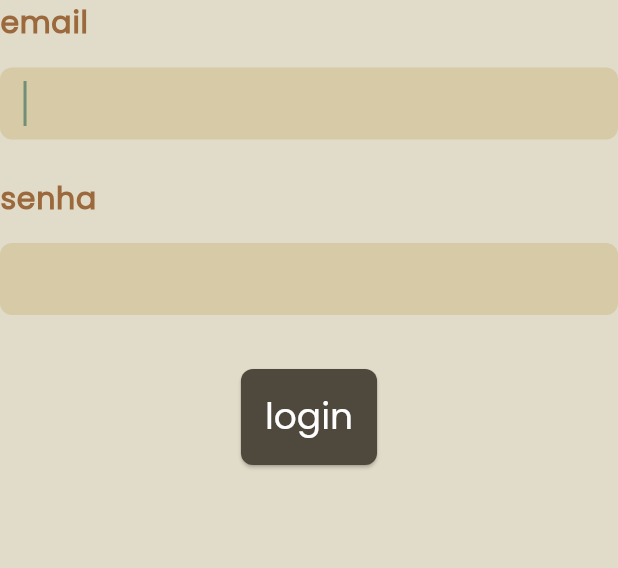
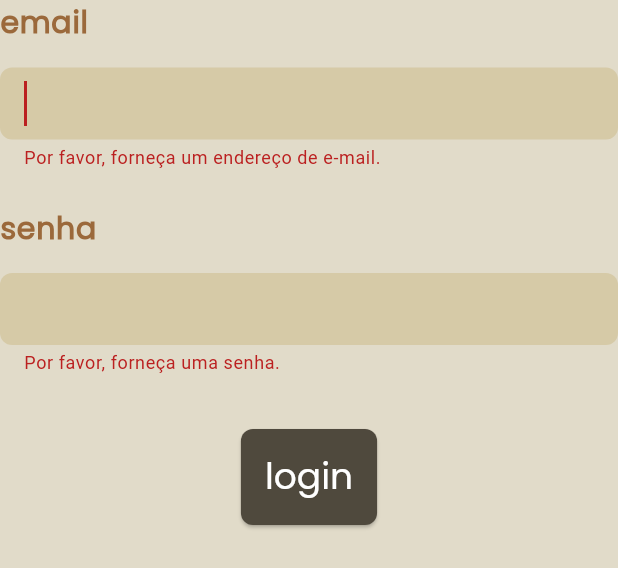
Before and after one commit to bernardolansing/swe_reler, a Flutter app: the _LoginForm widget shown alone on an empty page, opened directly, after a tap on "login", on a phone screen of 412 x 824 dp. Shown: the top 568 px of the screen. Run offline on Flutter 3.47's test engine with Material 3 defaults, Android fonts, the phone set to English and light mode, and no system bars; our stand-ins replace firebase_auth, firebase_core, font_awesome_flutter; accounts and stored records are empty; statements that could not run were skipped.

Commit message:
implemented login bounded with layout

```diff
--- a/lib/src/screens/login_screen.dart
+++ b/lib/src/screens/login_screen.dart
@@ -1,4 +1,5 @@
 import 'package:flutter/material.dart';
+import 'package:swe_reler/src/user.dart';
 import 'package:swe_reler/src/widgets/input.dart';
 import 'package:swe_reler/src/widgets/or_divider.dart';
 import 'package:swe_reler/src/widgets/text_with_link_portion.dart';
@@ -74,21 +75,115 @@ class _LoginFormState extends State<_LoginForm> {
   final _emailController = TextEditingController();
   final _passwordController = TextEditingController();
 
+  bool _emptyEmailError = false;
+  bool _invalidEmailError = false;
+  bool _emptyPasswordError = false;
+
+  Future<void> _submit() async {
+    final email = _emailController.text;
+    final password = _passwordController.text;
+
+    if (email.isEmpty) {
+      setState(() => _emptyEmailError = true);
+    }
+    if (password.isEmpty) {
+      setState(() => _emptyPasswordError = true);
+    }
+    if (_emptyEmailError || _emptyPasswordError) { return; }
+
+    try {
+      await User
+          .loginWithEmail(_emailController.text, _passwordController.text);
+
+      // After the login is succeeded, we want to remove the previous screens
+      // from the navigation history and put the user dash screen.
+      if (! context.mounted) { return; }
+      Navigator.of(context).pushNamedAndRemoveUntil('/dash', (route) => false);
+    }
+
+    on InvalidEmail { setState(() => _invalidEmailError = true); }
+    on WrongCredentials { _showWrongCredentailsDialog(); }
+    on DeletedAccount { _showDeletedUserDialog(); }
+  }
+
   @override
   Widget build(BuildContext context) => Column(
     children: [
-      Input(title: 'email', controller: _emailController, autoFocus: true),
-
+      Input(
+        title: 'email',
+        controller: _emailController,
+        autoFocus: true,
+        errorMessage: _emailErrorMessage,
+        errorDismisser: () => setState(() {
+          _emptyEmailError = false;
+          _invalidEmailError = false;
+        }),
+      ),
       const SizedBox(height: 24),
 
-      Input(title: 'senha', controller: _passwordController, sensitive: true),
-
+      Input(
+        title: 'senha',
+        controller: _passwordController,
+        sensitive: true,
+        errorMessage: _passwordErrorMessage,
+        errorDismisser: () => setState(() => _emptyPasswordError = false),
+      ),
       const SizedBox(height: 36),
 
       ElevatedButton(
-          onPressed: () {},
+          onPressed: _submit,
           child: const Text('login')
       ),
     ],
   );
+
+  String? get _emailErrorMessage {
+    if (_emptyEmailError) {
+      return 'Por favor, forneça um endereço de e-mail.';
+    }
+    if (_invalidEmailError) {
+      return 'O endereço de e-mail fornecido é inválido';
+    }
+    return null;
+  }
+
+  String? get _passwordErrorMessage {
+    if (_emptyPasswordError) { return 'Por favor, forneça uma senha.'; }
+    return null;
+  }
+
+  Future<void> _showWrongCredentailsDialog() => showDialog(
+    context: context,
+    builder: (context) => AlertDialog(
+      title: const Text('Conta não encontrada'),
+      content: const Text(
+          'Por favor, verifique o endereço de e-mail e senha digitados ou '
+              'crie uma conta.'
+      ),
+      actions: [
+        TextButton(
+          onPressed: Navigator.of(context).pop,
+          child: const Text('Ok'),
+        )
+      ],
+    )
+  );
+
+  /// Pops up a dialog that tells user that their account has been deleted.
+  Future<void> _showDeletedUserDialog() => showDialog(
+      context: context,
+      builder: (context) => AlertDialog(
+        title: const Text('Conta eliminada'),
+        content: const Text(
+            'Esta conta de usuário foi excluída. Por favor, verifique o '
+                'endereço de e-mail digitado ou crie outra conta.'
+        ),
+        actions: [
+          TextButton(
+              onPressed: () {},
+              child: const Text('Ok')
+          )
+        ],
+      )
+  );
 }
```
Also changed, not shown: lib/src/user.dart (+8 -9 lines).
